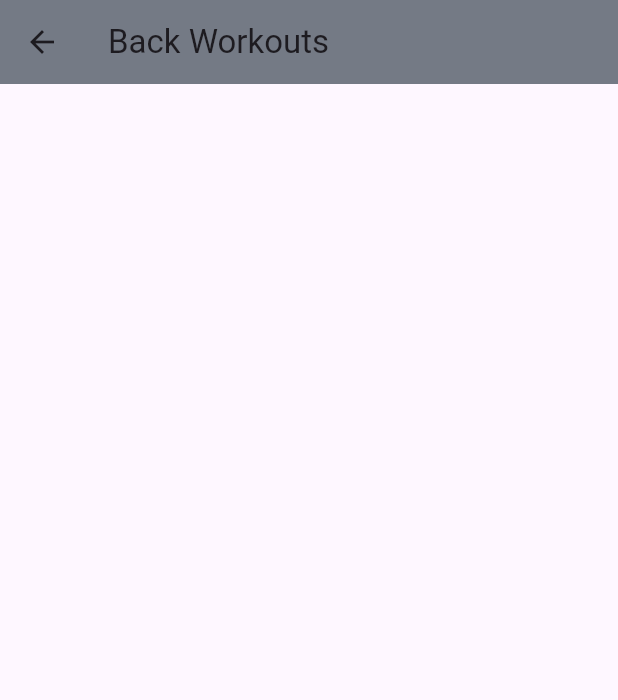
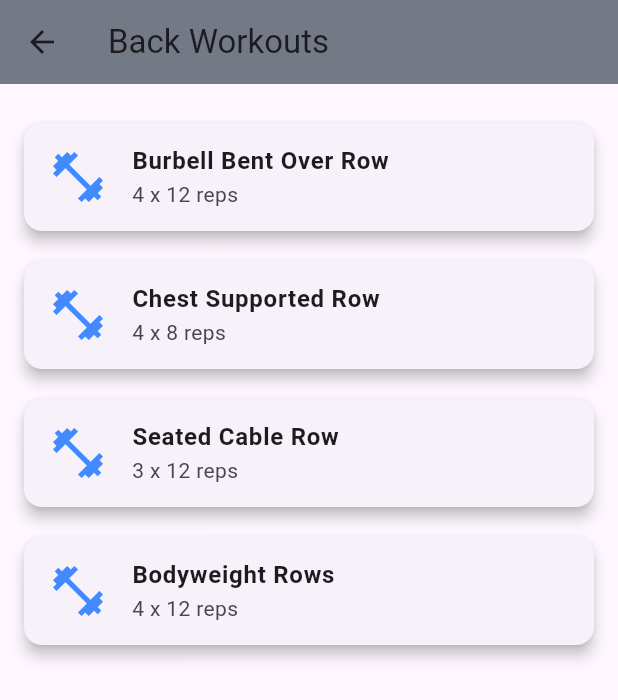
Before and after one commit to FelixJon17/UTS_MOBILEPROGRAMMING_KELOMPOK8, a Flutter app: the MiddleBackScreen screen opened directly, on a phone screen of 412 x 824 dp. Shown: the top 700 px of the screen. Run offline on Flutter 3.47's test engine with Material 3 defaults, Android fonts, the light colour scheme and no system bars; our stand-ins replace shared_preferences; accounts and stored records are empty.

Commit message:
menambahkan bagian gym workout

```diff
--- a/lib/screen/0. homescreen.dart
+++ b/lib/screen/0. homescreen.dart
@@ -15,7 +15,7 @@
     return Scaffold(
       appBar: AppBar(
         title: const Text('Mobile Fitness Home'),
-        backgroundColor: const Color.fromARGB(255, 116, 122, 133),
+
       ),
       body: Padding(
         padding: const EdgeInsets.all(16.0),
--- a/lib/screen/gym_workouts/2. back_workout/1. upper_back_screen.dart
+++ b/lib/screen/gym_workouts/2. back_workout/1. upper_back_screen.dart
@@ -16,6 +16,15 @@
           children: const [
             UpperBackTile(
               title: 'Shrugs',
+              description: '4 x 12 reps',
+            ), UpperBackTile(
+              title: 'One Arm Dumbbell Row',
+              description: '4 x 12 reps',
+            ), UpperBackTile(
+              title: 'Bent Over Row',
+              description: '4 x 12 reps',
+            ), UpperBackTile(
+              title: 'Bent Over Dumbbell Row',
               description: '4 x 12 reps',
             ),
           ],
--- a/lib/screen/gym_workouts/2. back_workout/2. middle_back_screen.dart
+++ b/lib/screen/gym_workouts/2. back_workout/2. middle_back_screen.dart
@@ -13,7 +13,19 @@
       body: Padding(
         padding: const EdgeInsets.all(16.0),
         child: ListView(
-          children: const [],
+          children: const [  MiddleBackTile(
+              title: 'Burbell Bent Over Row',
+              description: '4 x 12 reps',
+            ), MiddleBackTile(
+              title: 'Chest Supported Row',
+              description: '4 x 8 reps',
+            ), MiddleBackTile(
+              title: 'Seated Cable Row',
+              description: '3 x 12 reps',
+            ), MiddleBackTile(
+              title: 'Bodyweight Rows',
+              description: '4 x 12 reps',
+            ),],
         ),
       ),
     );
--- a/lib/screen/gym_workouts/2. back_workout/3. lower_back_screen.dart
+++ b/lib/screen/gym_workouts/2. back_workout/3. lower_back_screen.dart
@@ -13,7 +13,19 @@
       body: Padding(
         padding: const EdgeInsets.all(16.0),
         child: ListView(
-          children: const [],
+          children: const [LowerBackTile(
+              title: 'Deadlift',
+              description: '3 x 5 reps',
+            ), LowerBackTile(
+              title: 'Romanian Deadlift',
+              description: '3 x 8 reps',
+            ), LowerBackTile(
+              title: 'Kettlebell Swing',
+              description: '4 x 12 reps',
+            ), LowerBackTile(
+              title: 'Good Morning',
+              description: '2 x 12 reps',
+            ),],
         ),
       ),
     );
```
